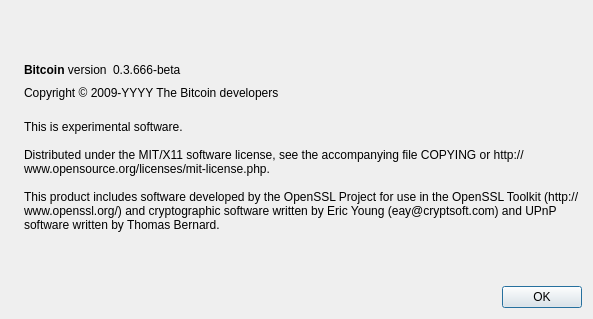
Old version of the form src/qt/forms/aboutdialog.ui in the repository nilamdoc/GreenCoinX-Identified.
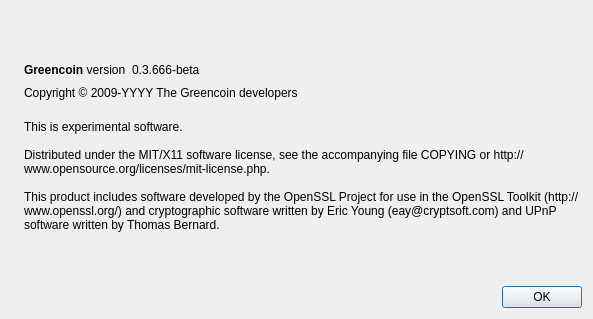
New version of the form. Icons and pictures are not drawn.

Diff of the .ui file:
```diff
--- a/src/qt/forms/aboutdialog.ui
+++ b/src/qt/forms/aboutdialog.ui
@@ -50,7 +50,7 @@
           <cursorShape>IBeamCursor</cursorShape>
          </property>
          <property name="text">
-          <string>&lt;b&gt;Bitcoin&lt;/b&gt; version</string>
+          <string>&lt;b&gt;Greencoin&lt;/b&gt; version</string>
          </property>
          <property name="textInteractionFlags">
           <set>Qt::LinksAccessibleByMouse|Qt::TextSelectableByKeyboard|Qt::TextSelectableByMouse</set>
@@ -91,7 +91,7 @@
         <cursorShape>IBeamCursor</cursorShape>
        </property>
        <property name="text">
-        <string notr="true">Copyright &amp;copy; 2009-YYYY The Bitcoin developers</string>
+        <string notr="true">Copyright &amp;copy; 2009-YYYY The Greencoin developers</string>
        </property>
        <property name="textFormat">
         <enum>Qt::RichText</enum>
```
